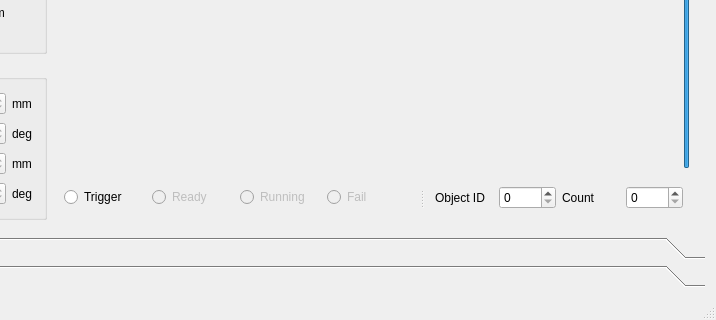
Above: mainwindow.ui from tapati0127/6DPoseEstimation before the change; both pictures show x 455 to 1171 and y 480 to 800 of the 1171 by 800 pixel window. Below: the same form after it.
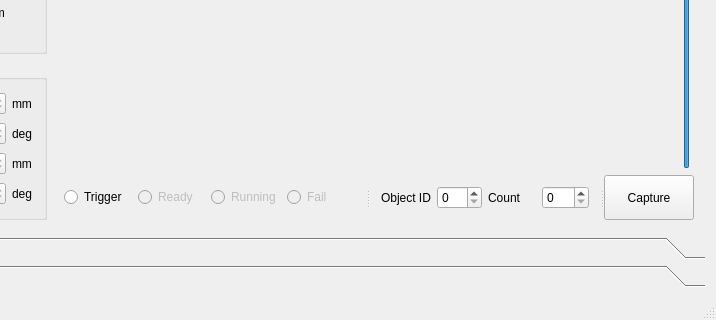
That is the form after the change. Custom widgets are drawn as their Qt base class.

The edit to the form file:
```diff
--- a/mainwindow.ui
+++ b/mainwindow.ui
@@ -585,6 +585,11 @@
               </item>
              </layout>
             </widget>
+            <widget class="QPushButton" name="pushButtonSaveImage">
+             <property name="text">
+              <string>Capture</string>
+             </property>
+            </widget>
            </widget>
           </item>
          </layout>
```
Left out of the diff: 2 changed lines with no effect on the pictures.
